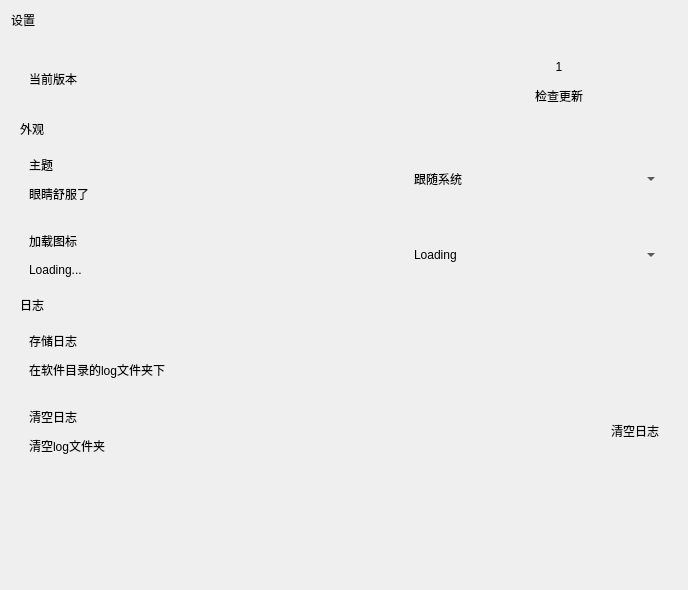
First picture: the form in ui/settings.ui, repository BloretCrew/Bloret-Launcher, before the edit.
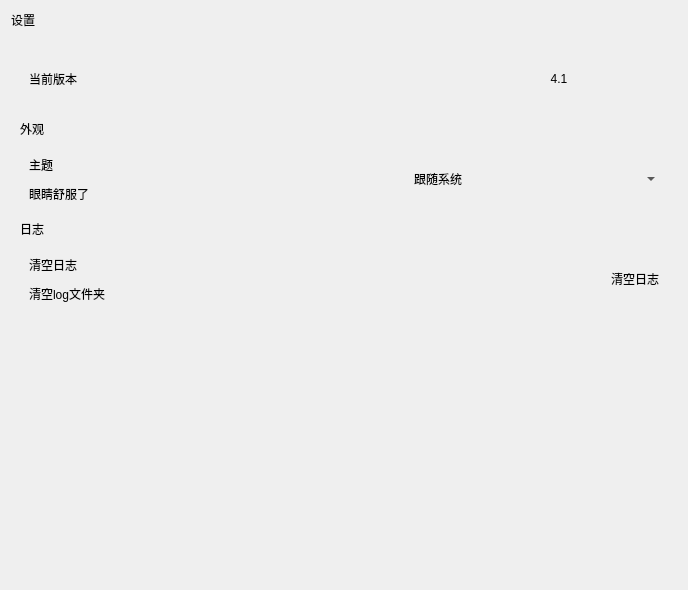
Second picture: the form after the edit. Icons and pictures are not drawn. Custom widgets are drawn as their Qt base class.

Diff of the .ui file:
```diff
--- a/ui/settings.ui
+++ b/ui/settings.ui
@@ -91,16 +91,6 @@
              <layout class="QVBoxLayout" name="verticalLayout_11">
               <item>
                <widget class="StrongBodyLabel" name="label_4">
-                <property name="text">
-                 <string>1</string>
-                </property>
-                <property name="alignment">
-                 <set>Qt::AlignCenter</set>
-                </property>
-               </widget>
-              </item>
-              <item>
-               <widget class="PushButton" name="pushButton_4">
                 <property name="minimumSize">
                  <size>
                   <width>200</width>
@@ -108,7 +98,10 @@
                  </size>
                 </property>
                 <property name="text">
-                 <string>检查更新</string>
+                 <string>4.1</string>
+                </property>
+                <property name="alignment">
+                 <set>Qt::AlignCenter</set>
                 </property>
                </widget>
               </item>
@@ -223,93 +216,6 @@
          </layout>
         </widget>
        </item>
-       <item>
-        <widget class="CardWidget" name="frame_10">
-         <property name="minimumSize">
-          <size>
-           <width>0</width>
-           <height>70</height>
-          </size>
-         </property>
-         <property name="frameShape">
-          <enum>QFrame::StyledPanel</enum>
-         </property>
-         <property name="frameShadow">
-          <enum>QFrame::Raised</enum>
-         </property>
-         <layout class="QHBoxLayout" name="horizontalLayout_4">
-          <item>
-           <layout class="QVBoxLayout" name="verticalLayout_6">
-            <item>
-             <widget class="StrongBodyLabel" name="StrongBodyLabel_17">
-              <property name="text">
-               <string>加载图标</string>
-              </property>
-             </widget>
-            </item>
-            <item>
-             <widget class="CaptionLabel" name="CaptionLabel_5">
-              <property name="sizePolicy">
-               <sizepolicy hsizetype="Expanding" vsizetype="Preferred">
-                <horstretch>0</horstretch>
-                <verstretch>0</verstretch>
-               </sizepolicy>
-              </property>
-              <property name="text">
-               <string>Loading...</string>
-              </property>
-              <property name="wordWrap">
-               <bool>true</bool>
-              </property>
-              <property name="lightColor" stdset="0">
-               <color alpha="150">
-                <red>0</red>
-                <green>0</green>
-                <blue>0</blue>
-               </color>
-              </property>
-              <property name="darkColor" stdset="0">
-               <color alpha="200">
-                <red>255</red>
-                <green>255</green>
-                <blue>255</blue>
-               </color>
-              </property>
-             </widget>
-            </item>
-           </layout>
-          </item>
-          <item>
-           <spacer name="horizontalSpacer_10">
-            <property name="orientation">
-             <enum>Qt::Horizontal</enum>
-            </property>
-            <property name="sizeHint" stdset="0">
-             <size>
-              <width>40</width>
-              <height>20</height>
-             </size>
-            </property>
-           </spacer>
-          </item>
-          <item>
-           <widget class="ComboBox" name="light_dark_choose_2">
-            <property name="minimumSize">
-             <size>
-              <width>250</width>
-              <height>20</height>
-             </size>
-            </property>
-            <item>
-             <property name="text">
-              <string>Loading</string>
-             </property>
-            </item>
-           </widget>
-          </item>
-         </layout>
-        </widget>
-       </item>
        <item>
         <widget class="SubtitleLabel" name="label">
          <property name="text">
@@ -317,88 +223,6 @@
          </property>
         </widget>
        </item>
-       <item>
-        <widget class="CardWidget" name="frame">
-         <property name="minimumSize">
-          <size>
-           <width>0</width>
-           <height>70</height>
-          </size>
-         </property>
-         <property name="frameShape">
-          <enum>QFrame::StyledPanel</enum>
-         </property>
-         <property name="frameShadow">
-          <enum>QFrame::Raised</enum>
-         </property>
-         <layout class="QHBoxLayout" name="horizontalLayout_2">
-          <item>
-           <layout class="QVBoxLayout" name="verticalLayout_4">
-            <item>
-             <widget class="StrongBodyLabel" name="log_save_text">
-              <property name="text">
-               <string>存储日志</string>
-              </property>
-             </widget>
-            </item>
-            <item>
-             <widget class="CaptionLabel" name="log_save_subtext">
-              <property name="sizePolicy">
-               <sizepolicy hsizetype="Expanding" vsizetype="Preferred">
-                <horstretch>0</horstretch>
-                <verstretch>0</verstretch>
-               </sizepolicy>
-              </property>
-              <property name="text">
-               <string>在软件目录的log文件夹下</string>
-              </property>
-              <property name="wordWrap">
-               <bool>true</bool>
-              </property>
-              <property name="lightColor" stdset="0">
-               <color alpha="150">
-                <red>0</red>
-                <green>0</green>
-                <blue>0</blue>
-               </color>
-              </property>
-              <property name="darkColor" stdset="0">
-               <color alpha="200">
-                <red>255</red>
-                <green>255</green>
-                <blue>255</blue>
-               </color>
-              </property>
-             </widget>
-            </item>
-           </layout>
-          </item>
-          <item>
-           <spacer name="log_save_space">
-            <property name="orientation">
-             <enum>Qt::Horizontal</enum>
-            </property>
-            <property name="sizeHint" stdset="0">
-             <size>
-              <width>258</width>
-              <height>20</height>
-             </size>
-            </property>
-           </spacer>
-          </item>
-          <item>
-           <widget class="SwitchButton" name="log_save_switch" native="true">
-            <property name="minimumSize">
-             <size>
-              <width>100</width>
-              <height>0</height>
-             </size>
-            </property>
-           </widget>
-          </item>
-         </layout>
-        </widget>
-       </item>
        <item>
         <widget class="CardWidget" name="frame_2">
          <property name="minimumSize">
@@ -535,11 +359,6 @@
    <extends>QLabel</extends>
    <header>qfluentwidgets</header>
   </customwidget>
-  <customwidget>
-   <class>SwitchButton</class>
-   <extends>QWidget</extends>
-   <header location="global">qfluentwidgets</header>
-  </customwidget>
   <customwidget>
    <class>ComboBox</class>
    <extends>QComboBox</extends>
```
